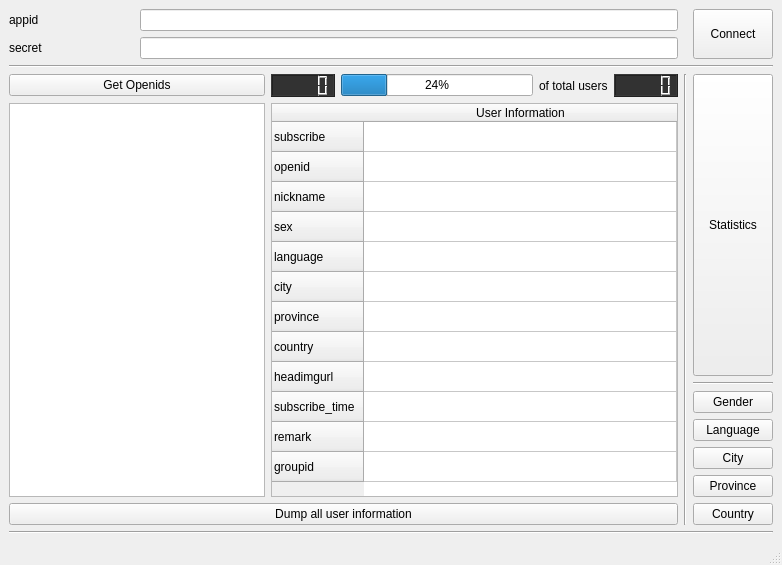
First picture: the form in MainWindow.ui, repository BigTailWolf/WeChatServiceAnalyzerProto, before the edit.
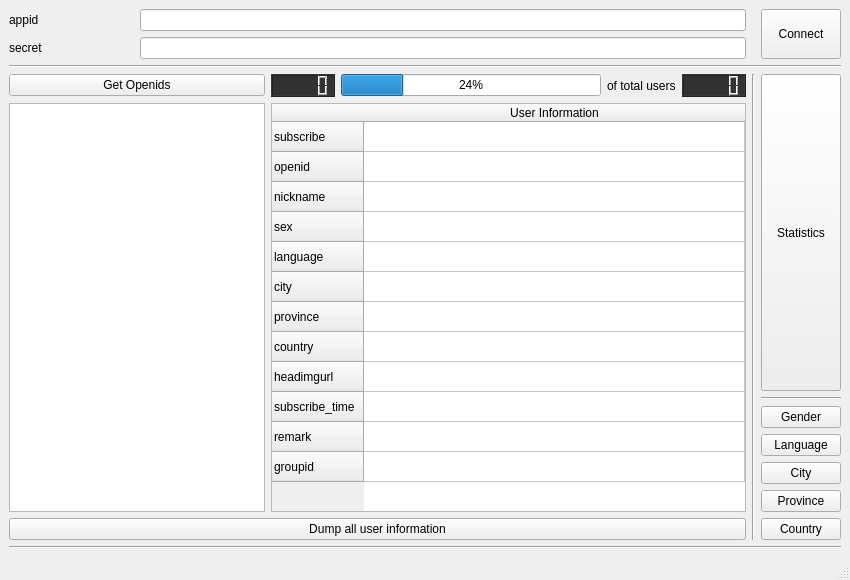
Second picture: the form after the edit.

```diff
--- a/MainWindow.ui
+++ b/MainWindow.ui
@@ -6,14 +6,14 @@
    <rect>
     <x>0</x>
     <y>0</y>
-    <width>782</width>
-    <height>565</height>
+    <width>850</width>
+    <height>580</height>
    </rect>
   </property>
   <property name="minimumSize">
    <size>
-    <width>650</width>
-    <height>565</height>
+    <width>850</width>
+    <height>580</height>
    </size>
   </property>
   <property name="windowTitle">
```
